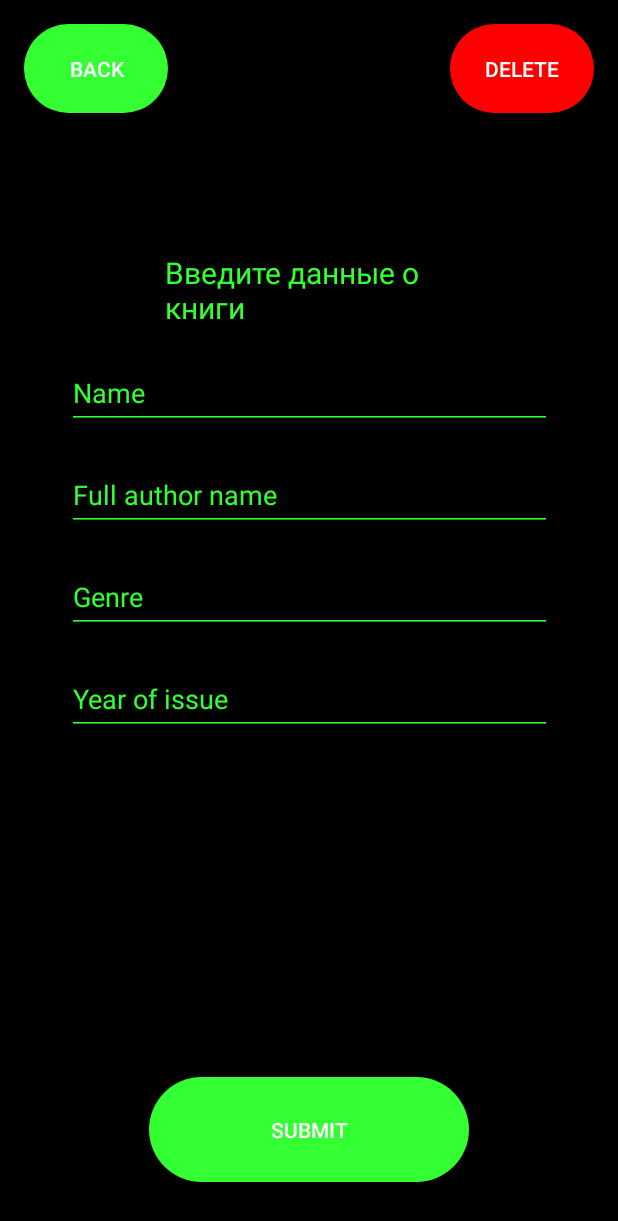
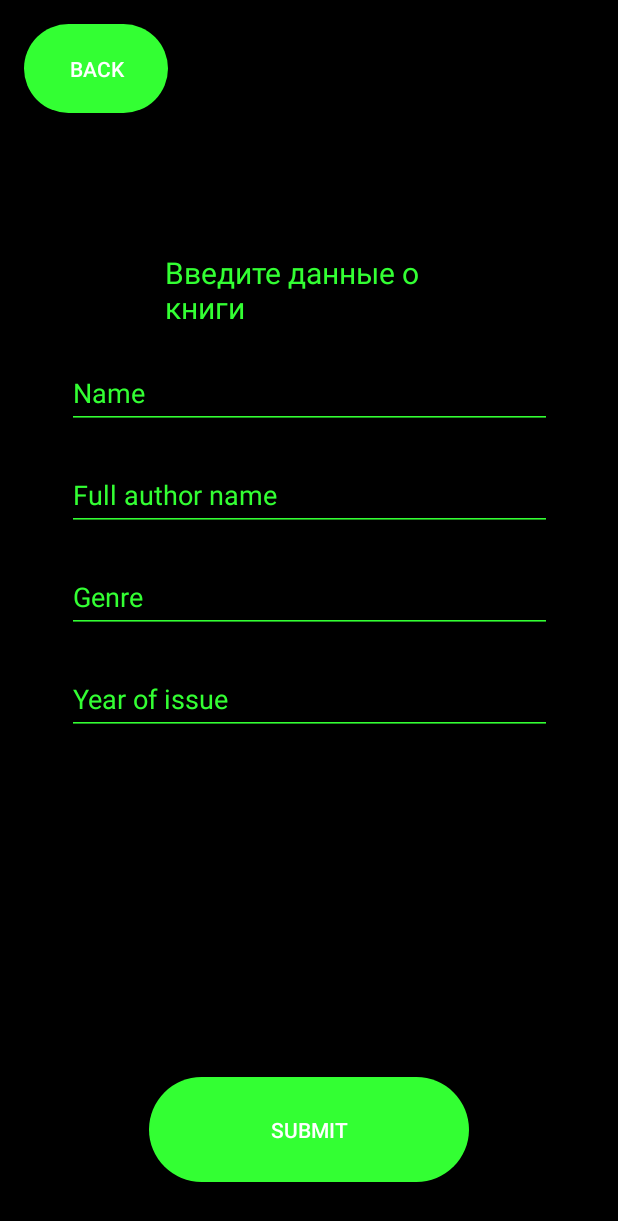
Before and after one commit to Andrey-Chekotovsky/Android-development-labs, an Android app: the fillBookInfoFragment screen opened through its navigation route, on a phone screen of 412 x 824 dp. Shown: the top 1221 px of the screen. Run offline under Robolectric (Android 15) with nearby library versions, the phone set to English and light mode, and no system bars; our stand-ins replace Room's generated code; 1 statement that could not run was skipped.

Commit message:
Fixed redact and add Fragments

```diff
--- a/app/src/main/java/com/chekotovsky/example/bookapplication/fillBookInfoFragment.kt
+++ b/app/src/main/java/com/chekotovsky/example/bookapplication/fillBookInfoFragment.kt
@@ -40,7 +40,6 @@ class fillBookInfoFragment : Fragment() {
         var genreField: EditText = view.findViewById(R.id.genre_field)
         var yearField: EditText = view.findViewById(R.id.year_field)
         var submitButton: Button = view.findViewById(R.id.submit_button)
-        var addImageButton: Button = view.findViewById(R.id.image_add_button)
         bookViewModel = ViewModelProvider(this).get(BookViewModel::class.java)
 
         var navController = NavHostFragment.findNavController(this)
--- a/app/src/main/java/com/chekotovsky/example/bookapplication/redactBookFragment.kt
+++ b/app/src/main/java/com/chekotovsky/example/bookapplication/redactBookFragment.kt
@@ -54,18 +54,18 @@ class redactBookFragment : Fragment() {
                 Toast.makeText(this.requireContext(), "Not all fields filled", Toast.LENGTH_LONG).show()
             } else {
                 bookViewModel.updateBook(formUpdatedBook(args.currentBook.id!!, nameField, authorField, genreField, yearField))
-                navController.navigate(R.id.action_fillBookInfoFragment_to_bookListFragment)
+                navController.navigate(R.id.action_redactBookFragment_to_bookListFragment)
             }
         }
 
         var backButton: Button = view.findViewById(R.id.back_button)
         backButton.setOnClickListener{
-            navController.navigate(R.id.action_fillBookInfoFragment_to_bookListFragment)
+            navController.navigate(R.id.action_redactBookFragment_to_bookListFragment)
         }
         var deleteButton: Button = view.findViewById(R.id.delete_button)
         deleteButton.setOnClickListener{
             bookViewModel.deleteBook(args.currentBook)
-            navController.navigate(R.id.action_fillBookInfoFragment_to_bookListFragment)
+            navController.navigate(R.id.action_redactBookFragment_to_bookListFragment)
         }
 
         return view
--- a/app/src/main/res/layout/fragment_fill_book_info.xml
+++ b/app/src/main/res/layout/fragment_fill_book_info.xml
@@ -6,17 +6,6 @@
     android:layout_height="match_parent"
     android:background="@color/black"
     android:orientation="vertical">
-
-    <Button
-        android:id="@+id/delete_button"
-        android:layout_width="96dp"
-        android:layout_height="59dp"
-        android:layout_marginTop="16dp"
-        android:layout_marginEnd="16dp"
-        android:text="Delete"
-        android:background="@drawable/red_button"
-        app:layout_constraintEnd_toEndOf="parent"
-        app:layout_constraintTop_toTopOf="parent" />
 
     <Button
         android:id="@+id/back_button"
```
